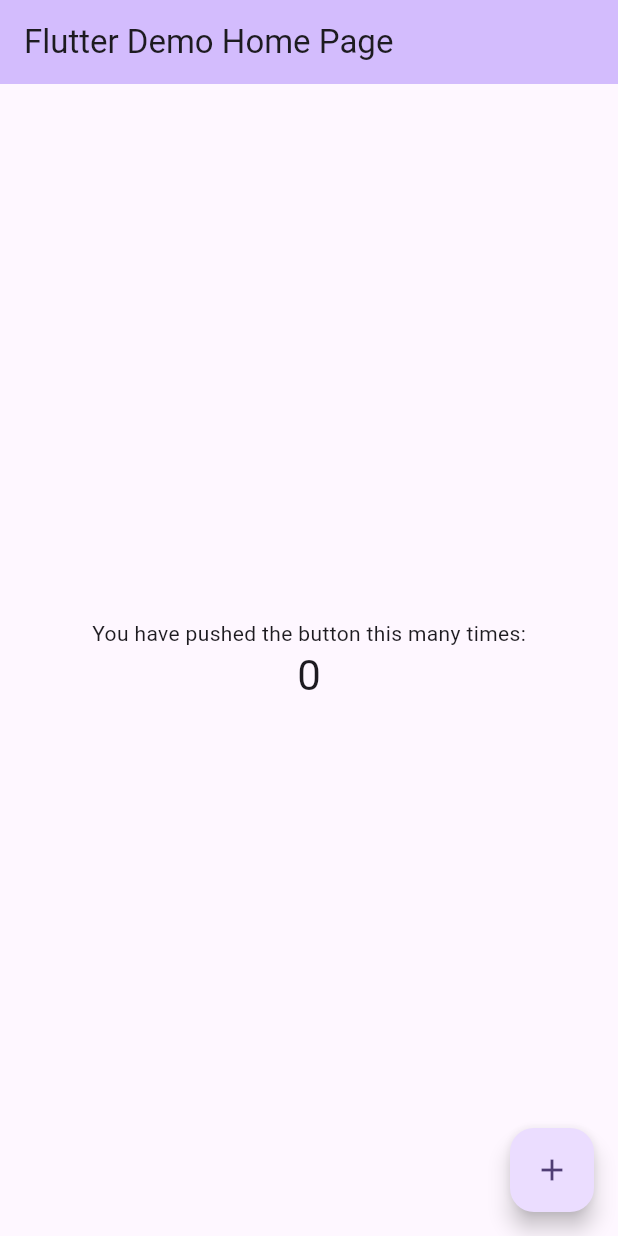
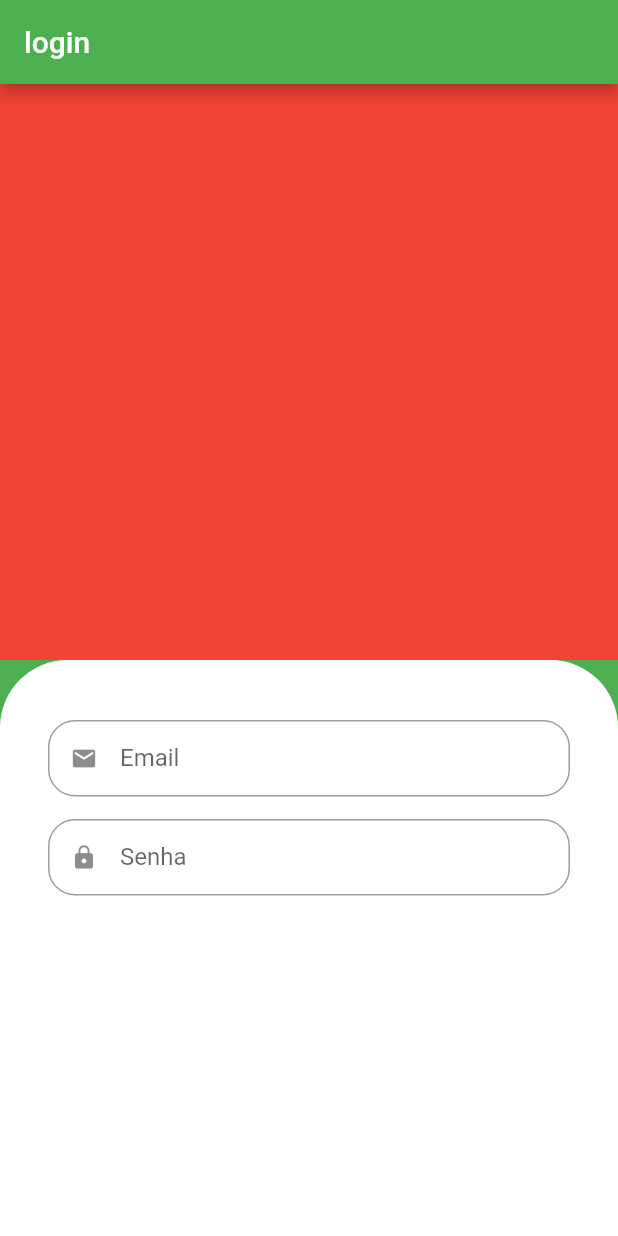
Before and after one commit to MaxsonCoelho/grocery_store, a Flutter app: the screen it shows after launch, on a phone screen of 412 x 824 dp. Run offline on Flutter 3.47's test engine with Material 2 defaults, Android fonts, the phone set to English and light mode, and no system bars.

Commit message:
inputs email and password

```diff
--- a/lib/main.dart
+++ b/lib/main.dart
@@ -1,4 +1,5 @@
 import 'package:flutter/material.dart';
+import 'src/auth/sign_in_screen.dart';
 
 void main() {
   runApp(const MyApp());
@@ -13,113 +14,9 @@ class MyApp extends StatelessWidget {
     return MaterialApp(
       title: 'Flutter Demo',
       theme: ThemeData(
-        // This is the theme of your application.
-        //
-        // TRY THIS: Try running your application with "flutter run". You'll see
-        // the application has a blue toolbar. Then, without quitting the app,
-        // try changing the seedColor in the colorScheme below to Colors.green
-        // and then invoke "hot reload" (save your changes or press the "hot
-        // reload" button in a Flutter-supported IDE, or press "r" if you used
-        // the command line to start the app).
-        //
-        // Notice that the counter didn't reset back to zero; the application
-        // state is not lost during the reload. To reset the state, use hot
-        // restart instead.
-        //
-        // This works for code too, not just values: Most code changes can be
-        // tested with just a hot reload.
-        colorScheme: ColorScheme.fromSeed(seedColor: Colors.deepPurple),
-        useMaterial3: true,
+        primarySwatch: Colors.green
       ),
-      home: const MyHomePage(title: 'Flutter Demo Home Page'),
+      home: const SignInScreen(),
     );
   }
 }
-
-class MyHomePage extends StatefulWidget {
-  const MyHomePage({super.key, required this.title});
-
-  // This widget is the home page of your application. It is stateful, meaning
-  // that it has a State object (defined below) that contains fields that affect
-  // how it looks.
-
-  // This class is the configuration for the state. It holds the values (in this
-  // case the title) provided by the parent (in this case the App widget) and
-  // used by the build method of the State. Fields in a Widget subclass are
-  // always marked "final".
-
-  final String title;
-
-  @override
-  State<MyHomePage> createState() => _MyHomePageState();
-}
-
-class _MyHomePageState extends State<MyHomePage> {
-  int _counter = 0;
-
-  void _incrementCounter() {
-    setState(() {
-      // This call to setState tells the Flutter framework that something has
-      // changed in this State, which causes it to rerun the build method below
-      // so that the display can reflect the updated values. If we changed
-      // _counter without calling setState(), then the build method would not be
-      // called again, and so nothing would appear to happen.
-      _counter++;
-    });
-  }
-
-  @override
-  Widget build(BuildContext context) {
-    // This method is rerun every time setState is called, for instance as done
-    // by the _incrementCounter method above.
-    //
-    // The Flutter framework has been optimized to make rerunning build methods
-    // fast, so that you can just rebuild anything that needs updating rather
-    // than having to individually change instances of widgets.
-    return Scaffold(
-      appBar: AppBar(
-        // TRY THIS: Try changing the color here to a specific color (to
-        // Colors.amber, perhaps?) and trigger a hot reload to see the AppBar
-        // change color while the other colors stay the same.
-        backgroundColor: Theme.of(context).colorScheme.inversePrimary,
-        // Here we take the value from the MyHomePage object that was created by
-        // the App.build method, and use it to set our appbar title.
-        title: Text(widget.title),
-      ),
-      body: Center(
-        // Center is a layout widget. It takes a single child and positions it
-        // in the middle of the parent.
-        child: Column(
-          // Column is also a layout widget. It takes a list of children and
-          // arranges them vertically. By default, it sizes itself to fit its
-          // children horizontally, and tries to be as tall as its parent.
-          //
-          // Column has various properties to control how it sizes itself and
-          // how it positions its children. Here we use mainAxisAlignment to
-          // center the children vertically; the main axis here is the vertical
-          // axis because Columns are vertical (the cross axis would be
-          // horizontal).
-          //
-          // TRY THIS: Invoke "debug painting" (choose the "Toggle Debug Paint"
-          // action in the IDE, or press "p" in the console), to see the
-          // wireframe for each widget.
-          mainAxisAlignment: MainAxisAlignment.center,
-          children: <Widget>[
-            const Text(
-              'You have pushed the button this many times:',
-            ),
-            Text(
-              '$_counter',
-              style: Theme.of(context).textTheme.headlineMedium,
-            ),
-          ],
-        ),
-      ),
-      floatingActionButton: FloatingActionButton(
-        onPressed: _incrementCounter,
-        tooltip: 'Increment',
-        child: const Icon(Icons.add),
-      ), // This trailing comma makes auto-formatting nicer for build methods.
-    );
-  }
-}
--- /dev/null
+++ b/lib/src/auth/sign_in_screen.dart
@@ -0,0 +1,52 @@
+import 'package:flutter/material.dart';
+import '/src/components/custom_text_field.dart';
+
+class SignInScreen extends StatelessWidget {
+  const SignInScreen({super.key});
+
+  @override
+  Widget build(BuildContext context) {
+    return Scaffold(
+      backgroundColor: Colors.green,
+      appBar: AppBar(
+        title: const Text('login'),
+      ),
+      body: Column(
+        children: [
+          Expanded(
+            child: Container(
+              color: Colors.red,
+            ),
+          ),
+          Expanded(
+            child: Container(
+              padding: const EdgeInsets.symmetric(
+                horizontal: 32,
+                vertical: 40
+              ),
+              decoration: const BoxDecoration(
+                color: Colors.white,
+                borderRadius: BorderRadius.vertical(
+                  top: Radius.circular(45)
+                )
+              ),
+              child: const Column(
+                children: [
+                  CustomFormField(
+                    icon: Icons.email,
+                    label: 'Email'
+                  ),
+                  CustomFormField(
+                    icon: Icons.lock,
+                    label: 'Senha',
+                    isObscure: true,
+                  )
+                ],
+              ),
+            ),
+          )
+        ],
+      ),
+    );
+  }
+}
--- /dev/null
+++ b/lib/src/components/custom_text_field.dart
@@ -0,0 +1,31 @@
+
+import 'package:flutter/material.dart';
+
+class CustomFormField extends StatelessWidget {
+  final IconData icon;
+  final String label;
+  final bool isObscure;
+
+  const CustomFormField({
+    super.key,
+    required this.icon,
+    required this.label,
+    this.isObscure = false,
+  });
+
+  @override
+  Widget build(BuildContext context) {
+    return Padding(
+      padding: const EdgeInsets.only(bottom: 15),
+      child: TextFormField(
+        obscureText: isObscure,
+        decoration: InputDecoration(
+            prefixIcon: Icon(icon),
+            labelText: label,
+            isDense: true,
+            border:
+                OutlineInputBorder(borderRadius: BorderRadius.circular(18))),
+      ),
+    );
+  }
+}
```
